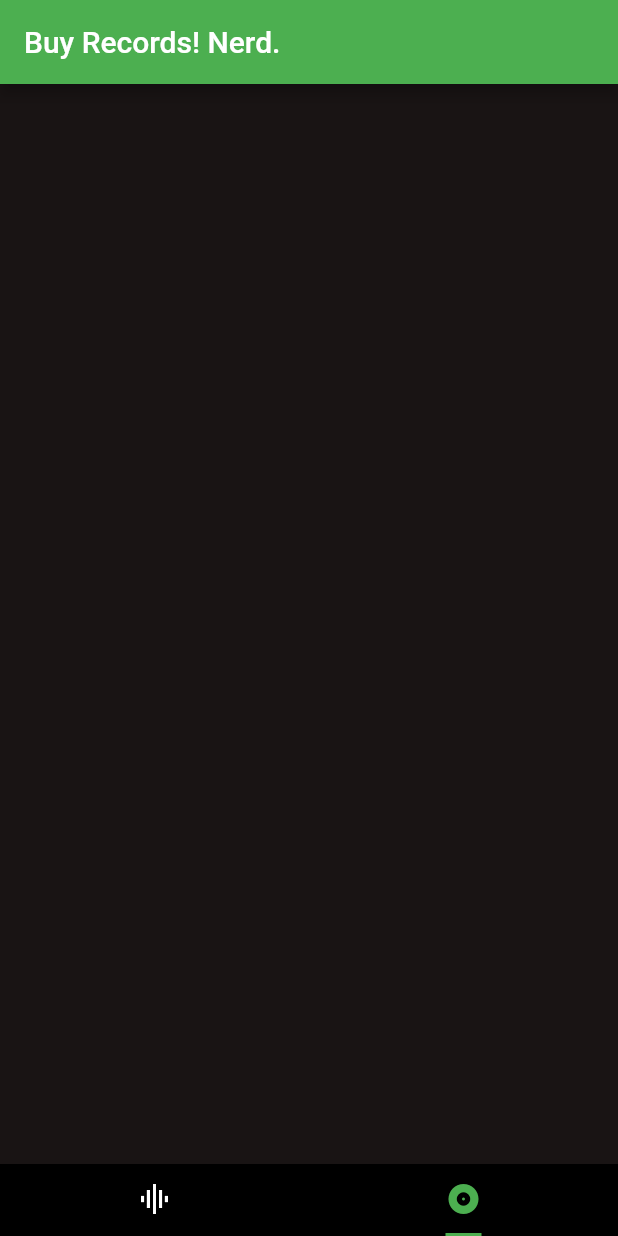
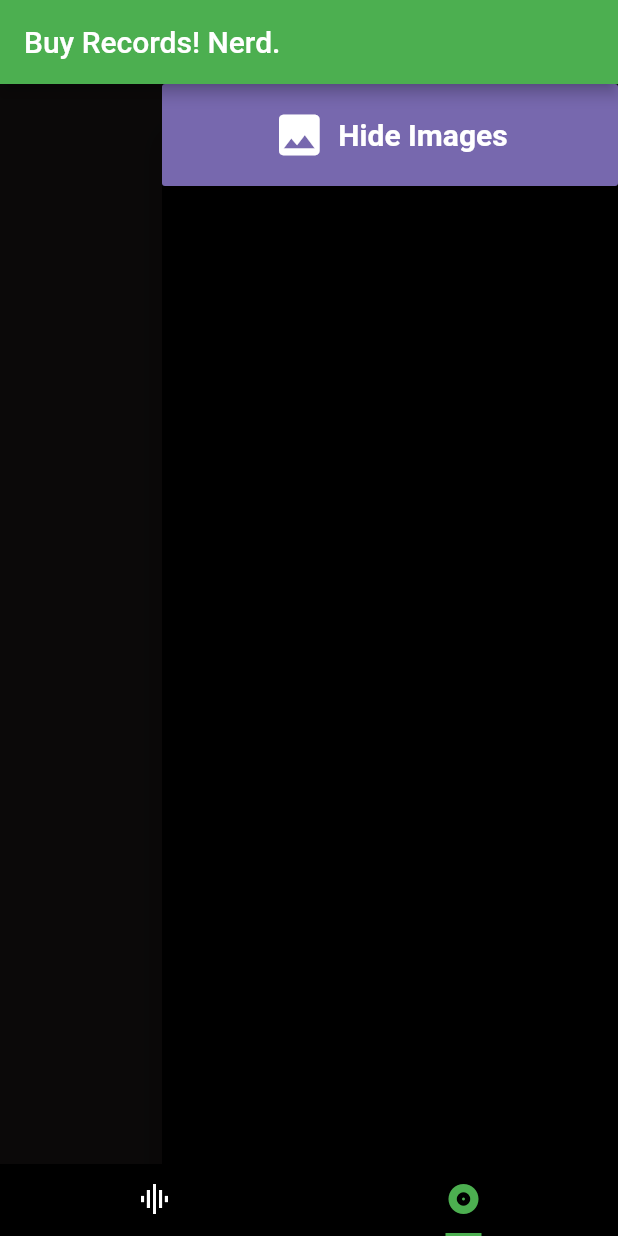
Before and after one commit to mjuszczyk1/buy_records, a Flutter app: the screen it shows after launch, tab 2 chosen, with the side drawer open (before the commit the screen has no drawer), on a phone screen of 412 x 824 dp. Run offline on Flutter 3.47's test engine with Material 2 defaults, Android fonts, the phone set to English and light mode, and no system bars; our stand-ins replace fluttertoast; missing offline and left inert: spotify.

Commit message:
Adds 'option' to hide images on ALbumOptions listing

```diff
--- a/lib/AlbumOptions.dart
+++ b/lib/AlbumOptions.dart
@@ -3,12 +3,17 @@ import 'package:buy_records/types/Album.dart';
 import 'package:flutter/material.dart';
 
 class AlbumOptions extends StatefulWidget {
-  AlbumOptions(
-      {Key key, @required this.albumOptions, this.onTap, this.onLongPress})
-      : super(key: key);
+  AlbumOptions({
+    Key key,
+    @required this.albumOptions,
+    @required this.showImages,
+    this.onTap,
+    this.onLongPress,
+  }) : super(key: key);
   final List<DiscogsAlbum> albumOptions;
   final void Function(DiscogsAlbum album) onTap;
   final void Function(DiscogsAlbum album) onLongPress;
+  final bool showImages;
 
   @override
   _AlbumOptionsState createState() => new _AlbumOptionsState();
@@ -24,6 +29,7 @@ class _AlbumOptionsState extends State<AlbumOptions> {
                   albumObj: album,
                   onTap: widget.onTap,
                   onLongPress: widget.onLongPress,
+                  showImages: widget.showImages,
                 ))
             .toList(),
       ),
--- a/lib/main.dart
+++ b/lib/main.dart
@@ -56,6 +56,7 @@ class _MyHomePageState extends State<MyHomePage> {
   String fileName = 'savedRecords.json';
   bool fileExists = false;
   var fileContents;
+  bool showImages = true;
 
   // Shhhh
   String apiKey = '';
@@ -354,6 +355,7 @@ class _MyHomePageState extends State<MyHomePage> {
                     AlbumOptions(
                       albumOptions: imageOpts,
                       onTap: saveRecord,
+                      showImages: showImages,
                     ),
                 ],
               ),
@@ -376,8 +378,41 @@ class _MyHomePageState extends State<MyHomePage> {
                     albumOptions: savedRecords,
                     onLongPress: removeRecord,
                     onTap: openSpotify,
+                    showImages: showImages,
                   ),
                 ],
+              ),
+              endDrawer: Drawer(
+                child: Container(
+                  color: Colors.black,
+                  child: ListView(
+                    children: <Widget>[
+                      FlatButton.icon(
+                          padding: EdgeInsets.all(16),
+                          onPressed: () {
+                            setState(() {
+                              showImages = !this.showImages;
+                            });
+                          },
+                          color: Color.fromRGBO(119, 104, 174, 1),
+                          icon: Icon(
+                            Icons.image,
+                            color: Colors.white,
+                            size: 36,
+                          ),
+                          label: Text.rich(
+                            TextSpan(
+                              text: "${showImages ? 'Hide' : 'Show'} Images",
+                              style: TextStyle(
+                                color: Colors.white,
+                                fontSize: 20,
+                                fontWeight: FontWeight.bold,
+                              ),
+                            ),
+                          )),
+                    ],
+                  ),
+                ),
               ),
             ),
           ],
```
Also changed, not shown: lib/AlbumCard.dart (+9 -3 lines).
